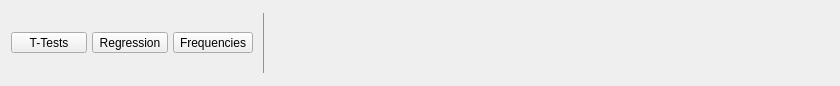
The window that JASP-Desktop/ribbons/ribbonbain.ui (AlexanderLyNL/jasp-desktop) describes before a commit, drawn with Qt 5.
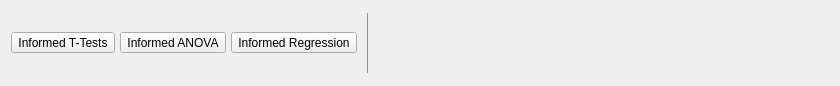
The same window after the commit. Icons and pictures are not drawn. Custom widgets are drawn as their Qt base class.

The edit to the form file:
```diff
--- a/JASP-Desktop/ribbons/ribbonbain.ui
+++ b/JASP-Desktop/ribbons/ribbonbain.ui
@@ -126,7 +126,7 @@
             </size>
            </property>
            <property name="text">
-            <string>T-Tests</string>
+            <string>Informed T-Tests</string>
            </property>
            <property name="icon">
             <iconset resource="../resources/icons.qrc">
@@ -155,7 +155,7 @@
             </size>
            </property>
            <property name="text">
-            <string>Frequencies</string>
+            <string>Informed Regression</string>
            </property>
            <property name="icon">
             <iconset resource="../resources/icons.qrc">
@@ -184,7 +184,7 @@
             </size>
            </property>
            <property name="text">
-            <string>Regression</string>
+            <string>Informed ANOVA</string>
            </property>
            <property name="icon">
             <iconset resource="../resources/icons.qrc">
```
Left out of the diff: 4 changed lines with no effect on the pictures.
